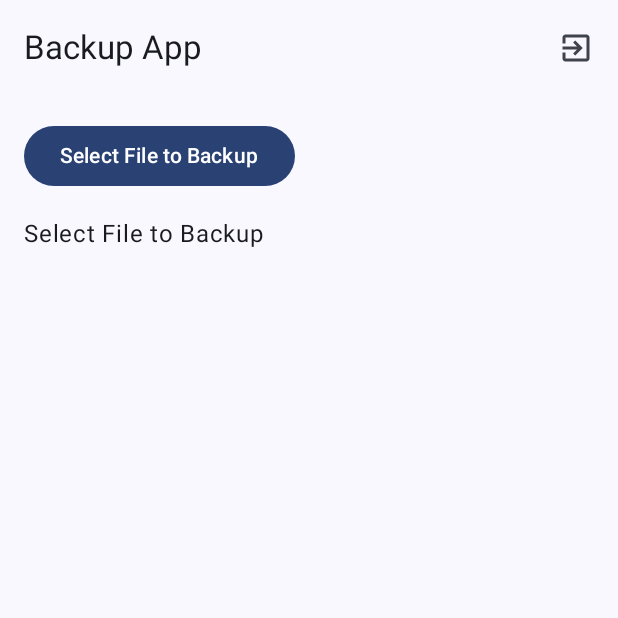
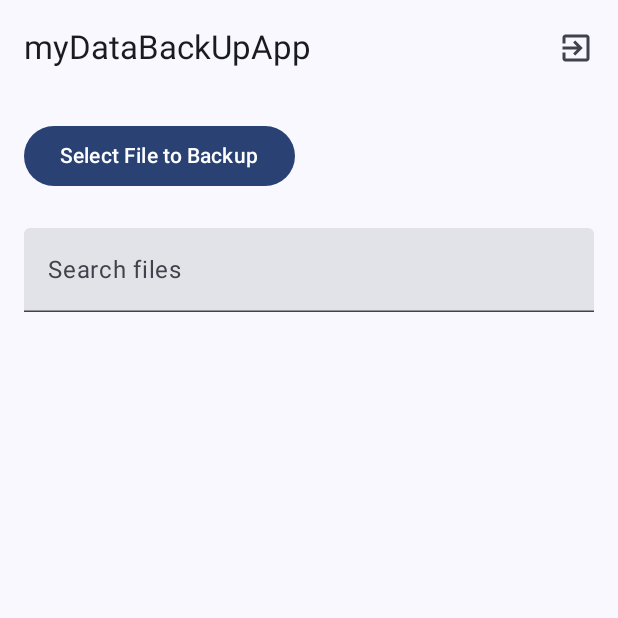
Before and after one commit to yashrajput25/myDataBackUpApp, an Android app built with Jetpack Compose: the composable BackupScreen shown on its own in the app's theme, on a phone screen of 412 x 824 dp, the top half of it. Run offline under Robolectric (Android 15) with nearby library versions, the phone set to English and light mode, and no system bars; our stand-ins replace Firebase (no records; nobody signed in at launch, a user with empty details on screens opened directly).

Commit message:
Update BackupScreen.kt
Added the functionality of searching file

```diff
--- a/app/src/main/java/com/example/mydatabackupapp/BackupScreen.kt
+++ b/app/src/main/java/com/example/mydatabackupapp/BackupScreen.kt
@@ -27,6 +27,7 @@ import androidx.compose.material3.Icon
 import androidx.compose.material3.IconButton
 import androidx.compose.material3.Scaffold
 import androidx.compose.material3.Text
+import androidx.compose.material3.TextField
 import androidx.compose.material3.TopAppBar
 import androidx.compose.runtime.Composable
 import androidx.compose.runtime.LaunchedEffect
@@ -91,7 +92,7 @@ fun BackupScreen(onLogout: () -> Unit) {
     Scaffold(
         topBar = {
             TopAppBar(
-                title = { Text("Backup App") },
+                title = { Text(stringResource(R.string.app_name)) },
                 actions = {
                     val context = LocalContext.current
                     IconButton(onClick = {
@@ -120,8 +121,20 @@ fun BackupScreen(onLogout: () -> Unit) {
                 }
 
                 Spacer(modifier = Modifier.height(16.dp))
-                Text(stringResource(R.string.select_file)) //uploaded_files
-                fileList.forEach { file ->
+
+                var searchQuery by remember { mutableStateOf("") }
+                TextField(
+                    value = searchQuery,
+                    onValueChange = { searchQuery = it },
+                    label = { Text("Search files") },
+                    modifier = Modifier
+                        .fillMaxWidth()
+                        .padding(vertical = 8.dp)
+                )
+//uploaded_files
+                fileList.filter {
+                    it.fileName.contains(searchQuery, ignoreCase = true)
+                }.forEach { file ->
                     Row(
                         modifier = Modifier
                             .fillMaxWidth()
```
